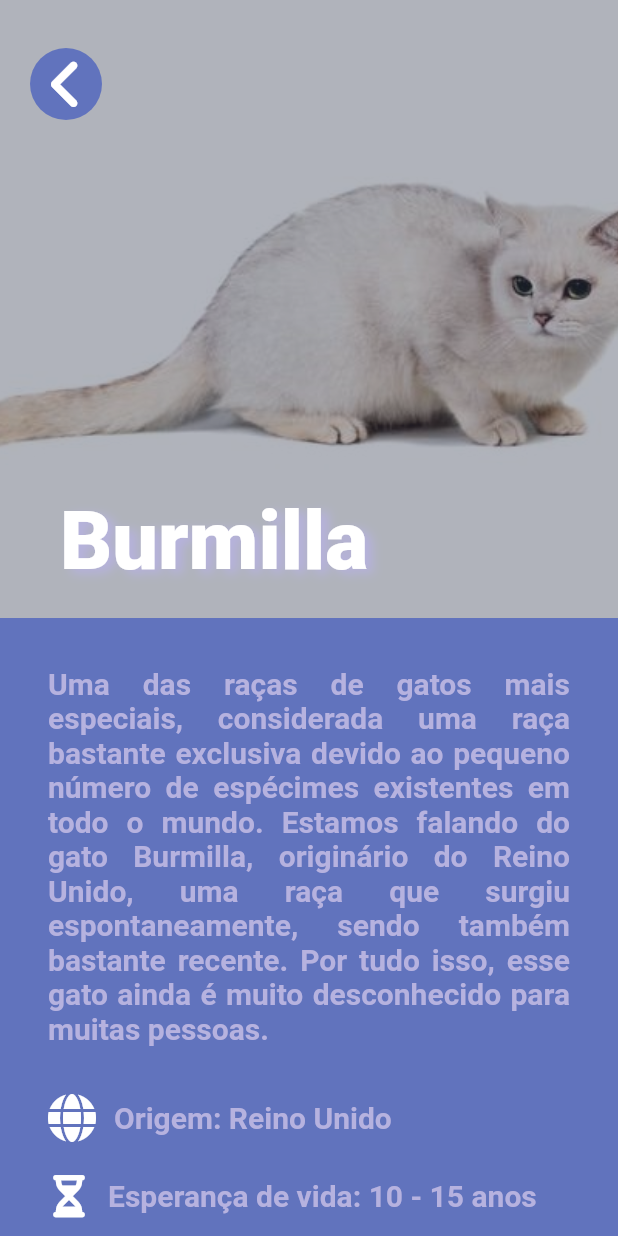
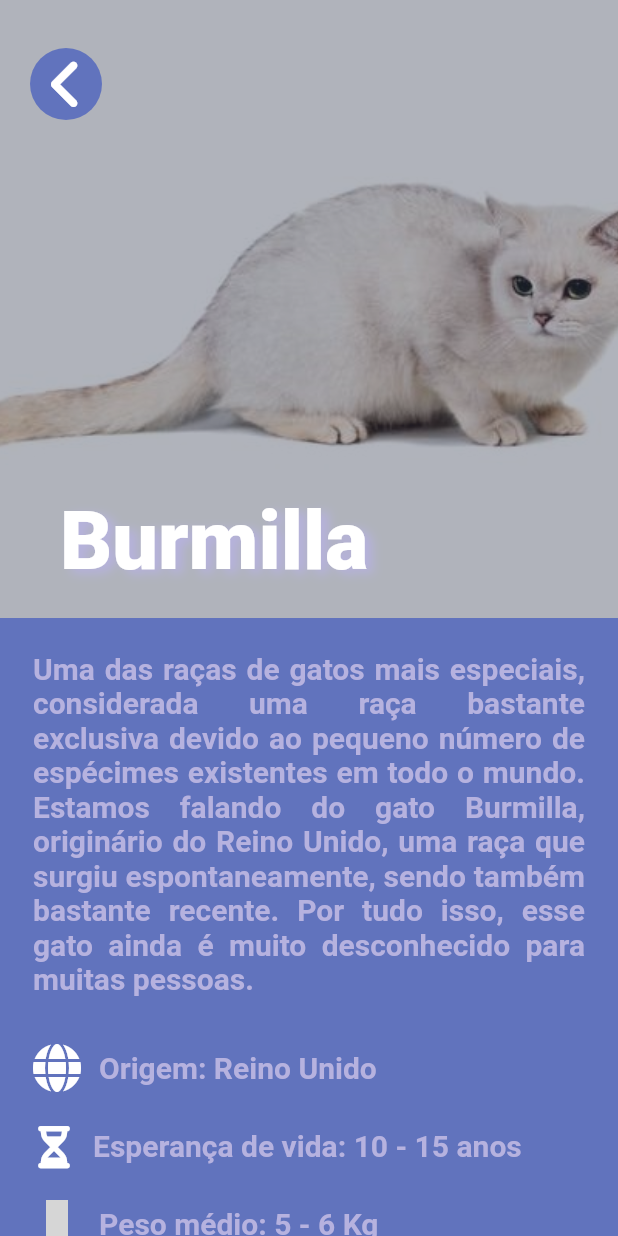
Before and after one commit to RaykRocha/cat_breeds, a Flutter app: the screen it shows after launch, after a tap on an icon or button, on a phone screen of 412 x 824 dp. Run offline on Flutter 3.47's test engine with Material 2 defaults, Android fonts, the phone set to English and light mode, and no system bars; our stand-ins replace flutter_icons, flutter_svg; Roboto replaces fonts that are missing (Poppins); grey boxes are pictures that could not be loaded.

Commit message:
ajustando tamanho dos widgets

```diff
--- a/lib/screens/gatos_detalhes_screen.dart
+++ b/lib/screens/gatos_detalhes_screen.dart
@@ -79,7 +79,7 @@ class GatosDetalhesScreen extends StatelessWidget {
     final bottomContent = Container(
         decoration: BoxDecoration(color: Color(0xff6173BD)),
         width: MediaQuery.of(context).size.width,
-        padding: EdgeInsets.all(32.0),
+        padding: EdgeInsets.all(22.0),
         child: new Column(
           children: <Widget>[
             Text(
--- a/lib/screens/gatos_screen.dart
+++ b/lib/screens/gatos_screen.dart
@@ -132,7 +132,7 @@ class _GatosScreenState extends State<GatosScreen> {
                 gato.pesoMedio,
                 style: regularTextStyle,
               ),
-              new Container(width: 42.0),
+              new Spacer(),
               new Material(
                 borderRadius: BorderRadius.circular(24),
                 color: Color(0xff6173BD),
```
